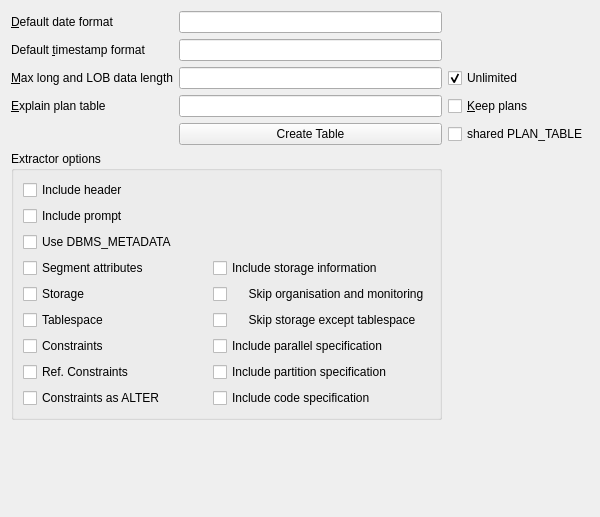
tora-tool/tora, file src/main/tooraclesettingui.ui: the form before one commit.
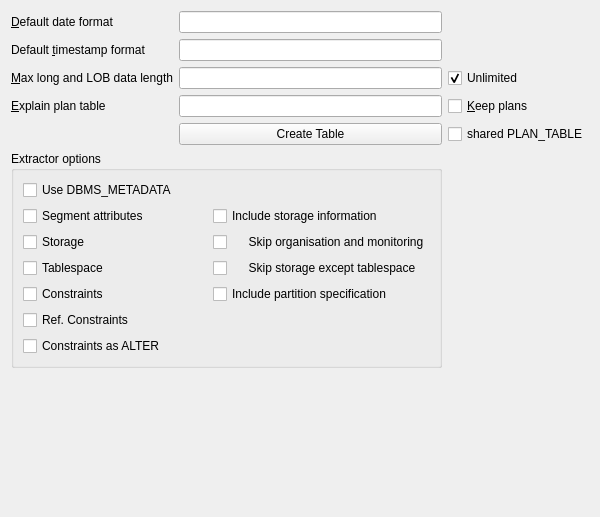
The form after the commit.

Commit message: move IncludeCodeBool IncludeHeaderBool IncludePromptBool IncludeParallelBool from Oracle config into global database config - should fix #56

Patch:
```diff
--- a/src/main/tooraclesettingui.ui
+++ b/src/main/tooraclesettingui.ui
@@ -128,49 +128,28 @@
       <string>Extractor options</string>
      </property>
      <layout class="QGridLayout" name="gridLayout1">
-      <item row="10" column="1">
-       <widget class="QCheckBox" name="IncludeCodeBool">
-        <property name="text">
-         <string>Include code specification</string>
-        </property>
-       </widget>
-      </item>
-      <item row="9" column="1">
-       <widget class="QCheckBox" name="IncludePartitionBool">
-        <property name="text">
-         <string>Include partition specification</string>
-        </property>
-       </widget>
-      </item>
-      <item row="10" column="0">
+      <item row="8" column="0">
        <widget class="QCheckBox" name="ConstraintsAsAlterBool">
         <property name="text">
          <string>Constraints as ALTER</string>
         </property>
        </widget>
       </item>
-      <item row="8" column="1">
-       <widget class="QCheckBox" name="IncludeParallelBool">
-        <property name="text">
-         <string>Include parallel specification</string>
-        </property>
-       </widget>
-      </item>
-      <item row="7" column="0">
+      <item row="5" column="0">
        <widget class="QCheckBox" name="TablespaceBool">
         <property name="text">
          <string>Tablespace</string>
         </property>
        </widget>
       </item>
-      <item row="5" column="1">
+      <item row="3" column="1">
        <widget class="QCheckBox" name="IncludeStorageBool">
         <property name="text">
          <string>Include storage information</string>
         </property>
        </widget>
       </item>
-      <item row="8" column="0">
+      <item row="6" column="0">
        <widget class="QCheckBox" name="ConstraintsBool">
         <property name="text">
          <string>Constraints</string>
@@ -178,61 +157,54 @@
        </widget>
       </item>
       <item row="0" column="0">
-       <widget class="QCheckBox" name="IncludeHeaderBool">
-        <property name="text">
-         <string>Include header</string>
-        </property>
-       </widget>
-      </item>
-      <item row="1" column="0">
-       <widget class="QCheckBox" name="IncludePromptBool">
-        <property name="text">
-         <string>Include prompt</string>
-        </property>
-       </widget>
-      </item>
-      <item row="2" column="0">
        <widget class="QCheckBox" name="UseDbmsMetadataBool">
         <property name="text">
          <string>Use DBMS_METADATA</string>
         </property>
        </widget>
       </item>
-      <item row="9" column="0">
+      <item row="7" column="0">
        <widget class="QCheckBox" name="RefConstraintsBool">
         <property name="text">
          <string>Ref. Constraints</string>
         </property>
        </widget>
       </item>
-      <item row="6" column="1">
+      <item row="4" column="1">
        <widget class="QCheckBox" name="SkipOrgMonBool">
         <property name="text">
          <string>     Skip organisation and monitoring</string>
         </property>
        </widget>
       </item>
-      <item row="6" column="0">
+      <item row="4" column="0">
        <widget class="QCheckBox" name="StorageBool">
         <property name="text">
          <string>Storage</string>
         </property>
        </widget>
       </item>
-      <item row="7" column="1">
+      <item row="5" column="1">
        <widget class="QCheckBox" name="SkiptStorExTablespaceBool">
         <property name="text">
          <string>     Skip storage except tablespace</string>
         </property>
        </widget>
       </item>
-      <item row="5" column="0">
+      <item row="3" column="0">
        <widget class="QCheckBox" name="SegmentAttrsBool">
         <property name="text">
          <string>Segment attributes</string>
         </property>
        </widget>
       </item>
+      <item row="6" column="1">
+       <widget class="QCheckBox" name="IncludePartitionBool">
+        <property name="text">
+         <string>Include partition specification</string>
+        </property>
+       </widget>
+      </item>
      </layout>
     </widget>
    </item>
```
The commit also changes 7 other files.
